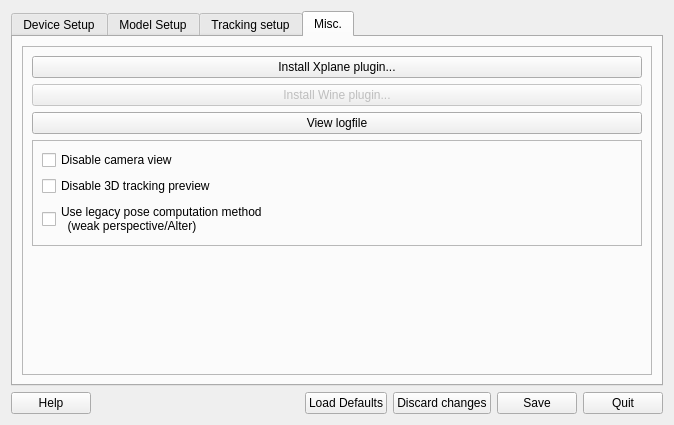
Above: src/qt_gui/ltr.ui from mavak/linux-track before the change. Below: the same form after it.
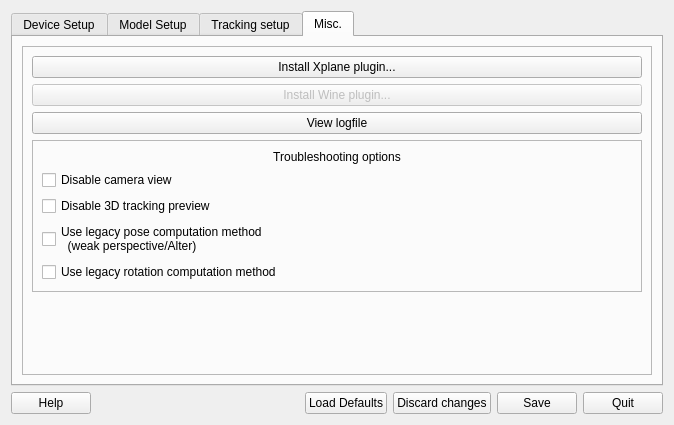
That is the form after the change. The open tabs and pages were chosen to show the change. Icons and pictures are not drawn.

Commit message: WARNING: Compiles alright, but functionality not tested! Wine calls go now through single class - should make porting to mac easier. Experimental pose evaluation math overhaul.

Diff of the .ui file:
```diff
--- a/src/qt_gui/ltr.ui
+++ b/src/qt_gui/ltr.ui
@@ -136,6 +136,16 @@
              <enum>QFrame::Raised</enum>
             </property>
             <layout class="QVBoxLayout" name="verticalLayout_23">
+             <item>
+              <widget class="QLabel" name="label">
+               <property name="text">
+                <string>Troubleshooting options</string>
+               </property>
+               <property name="alignment">
+                <set>Qt::AlignCenter</set>
+               </property>
+              </widget>
+             </item>
              <item>
               <widget class="QCheckBox" name="DisableCamView">
                <property name="text">
@@ -158,6 +168,13 @@
                </property>
               </widget>
              </item>
+             <item>
+              <widget class="QCheckBox" name="LegacyRotation">
+               <property name="text">
+                <string>Use legacy rotation computation method</string>
+               </property>
+              </widget>
+             </item>
             </layout>
            </widget>
           </item>
```
The commit also changes 16 other files.
